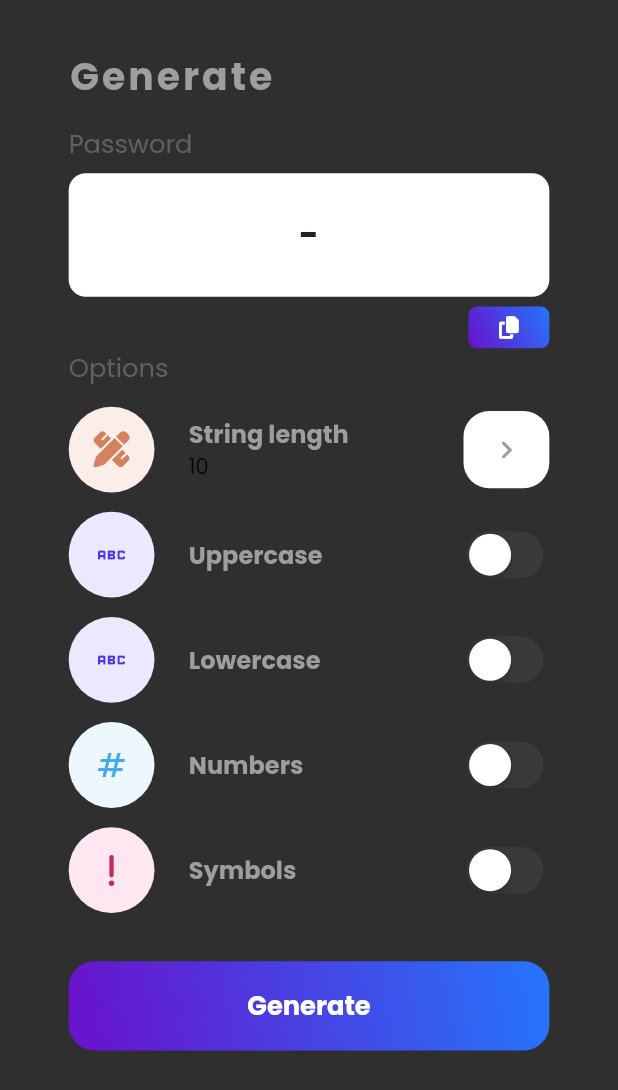
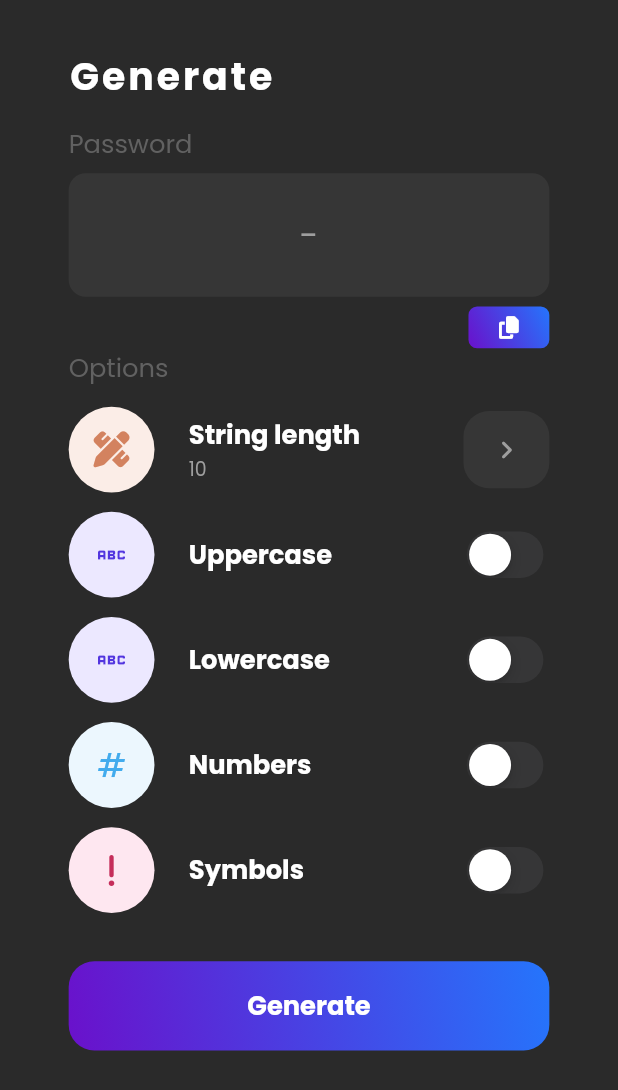
Before and after one commit to junejuly-jb/HashKey-Mobile, a Flutter app: the GenerateScreen widget shown alone on an empty page, opened directly, on a phone screen of 412 x 824 dp. Shown: the top 1090 px of the screen. Run offline on Flutter 3.47's test engine with Material 2 defaults, Android fonts, the phone set to English and light mode, and no system bars; our stand-ins replace avatar_glow, flutter_screenutil, flutter_svg, fluttertoast, font_awesome_flutter, google_fonts and 7 more; missing offline and left inert: month_year_picker, qr_code_scanner, random_password_generator; accounts and stored records are empty.

Commit message:
added dark theme elements

```diff
--- a/lib/shared/tabview/generate_screen.dart
+++ b/lib/shared/tabview/generate_screen.dart
@@ -3,6 +3,7 @@ import 'package:flutter/services.dart';
 import 'package:flutter_screenutil/flutter_screenutil.dart';
 import 'package:font_awesome_flutter/font_awesome_flutter.dart';
 import 'package:hashkey/provider/app_state_provider.dart';
+import 'package:hashkey/provider/user_provider.dart';
 import 'package:hashkey/shared/widgets/appbar.dart';
 import 'package:hashkey/shared/widgets/large_buttons.dart';
 import 'package:hashkey/shared/widgets/small_buttons.dart';
@@ -23,6 +24,7 @@ class _GenerateScreenState extends State<GenerateScreen> {
   @override
   Widget build(BuildContext context) {
     final appState = Provider.of<AppStateProvider>(context);
+    final theme = Provider.of<UserProvider>(context).theme;
     return SingleChildScrollView(
       child: Padding(
         padding: EdgeInsets.symmetric(horizontal: 40.w),
@@ -37,7 +39,7 @@ class _GenerateScreenState extends State<GenerateScreen> {
             Container(
               decoration: BoxDecoration(
                 borderRadius: BorderRadius.circular(10.r),
-                color: Colors.white
+                color: theme == 'light' ? Colors.white : const Color.fromRGBO(54, 54, 54, 1)
               ),
               height: 64.h,
               width: double.infinity,
@@ -46,7 +48,7 @@ class _GenerateScreenState extends State<GenerateScreen> {
                 crossAxisAlignment: CrossAxisAlignment.center,
                 mainAxisAlignment: MainAxisAlignment.center,
                 children: [
-                  Text(appState.randomString == '' ? '-' : appState.randomString, style: TextStyle(fontSize: 20.sp, fontWeight: FontWeight.bold, letterSpacing: 2),),
+                  Text(appState.randomString == '' ? '-' : appState.randomString, style: Theme.of(context).textTheme.headline2,),
                 ],
               ),
             ),
--- a/lib/shared/tabview/main_screen.dart
+++ b/lib/shared/tabview/main_screen.dart
@@ -40,8 +40,8 @@ class _MainState extends State<Main> {
               gradient:  LinearGradient(
                 colors: user.theme == 'dark' ?
                 [
-                  const Color.fromRGBO(19, 26, 32, 1),
-                  const Color.fromRGBO(84, 82, 80, 1),
+                  const Color.fromRGBO(54, 54, 54, 1),
+                  const Color.fromRGBO(54, 54, 54, 1),
                 ] :
                 [
                   const Color.fromRGBO(106, 17, 203, 1),
--- a/lib/shared/tabview/settings_screen.dart
+++ b/lib/shared/tabview/settings_screen.dart
@@ -34,7 +34,7 @@ class SettingsScreen extends StatelessWidget {
                   crossAxisAlignment: CrossAxisAlignment.start,
                   children: [
                     Text(user.user['name'], style: Theme.of(context).textTheme.bodyText1,),
-                    const Text('Personal Info'),
+                    Text('Personal Info', style: Theme.of(context).textTheme.subtitle1,),
                   ],
                 ),
                 const Spacer(),
@@ -43,7 +43,8 @@ class SettingsScreen extends StatelessWidget {
                   height: 40.h,
                   child: ElevatedButton(
                     style: ButtonStyle(
-                      backgroundColor: MaterialStateProperty.all<Color>(Colors.white),
+                      backgroundColor: user.theme == 'light' ?
+                      MaterialStateProperty.all<Color>(Colors.white) : MaterialStateProperty.all<Color>(const Color.fromRGBO(54, 54, 54, 1)),
                       shape: MaterialStateProperty.all<RoundedRectangleBorder>(
                         RoundedRectangleBorder(
                           borderRadius: BorderRadius.circular(15.r),
--- a/lib/shared/widgets/setting_tile.dart
+++ b/lib/shared/widgets/setting_tile.dart
@@ -1,6 +1,8 @@
 import 'package:flutter/cupertino.dart';
 import 'package:flutter/material.dart';
 import 'package:flutter_screenutil/flutter_screenutil.dart';
+import 'package:hashkey/provider/user_provider.dart';
+import 'package:provider/provider.dart';
 
 class SettingsTile extends StatelessWidget {
   final String settingType;
@@ -26,6 +28,7 @@ class SettingsTile extends StatelessWidget {
 
   @override
   Widget build(BuildContext context) {
+    final theme = Provider.of<UserProvider>(context).theme;
     return Row(
       mainAxisAlignment: MainAxisAlignment.start,
       children: [
@@ -40,7 +43,7 @@ class SettingsTile extends StatelessWidget {
           children: [
             Text(title, style: Theme.of(context).textTheme.bodyText1,),
             Container(
-              child: subtitle != null ? Text(subtitle.toString()) : null,
+              child: subtitle != null ? Text(subtitle.toString(), style: Theme.of(context).textTheme.subtitle1,) : null,
             )
           ],
         ),
@@ -51,7 +54,8 @@ class SettingsTile extends StatelessWidget {
             height: 40.h,
             child: ElevatedButton(
               style: ButtonStyle(
-                backgroundColor: MaterialStateProperty.all<Color>(Colors.white),
+                backgroundColor: theme == 'light' ? MaterialStateProperty.all<Color>(Colors.white) :
+                MaterialStateProperty.all<Color>(const Color.fromRGBO(54, 54, 54, 1)),
                 shape: MaterialStateProperty.all<RoundedRectangleBorder>(
                   RoundedRectangleBorder(
                     borderRadius: BorderRadius.circular(15.r),
```
Also changed, not shown: lib/main.dart (+9 -4 lines), lib/screens/home.dart (+4 -8 lines), lib/shared/horizontal_card.dart (+9 -6 lines), lib/shared/widgets/recent_list.dart (+7 -9 lines).
